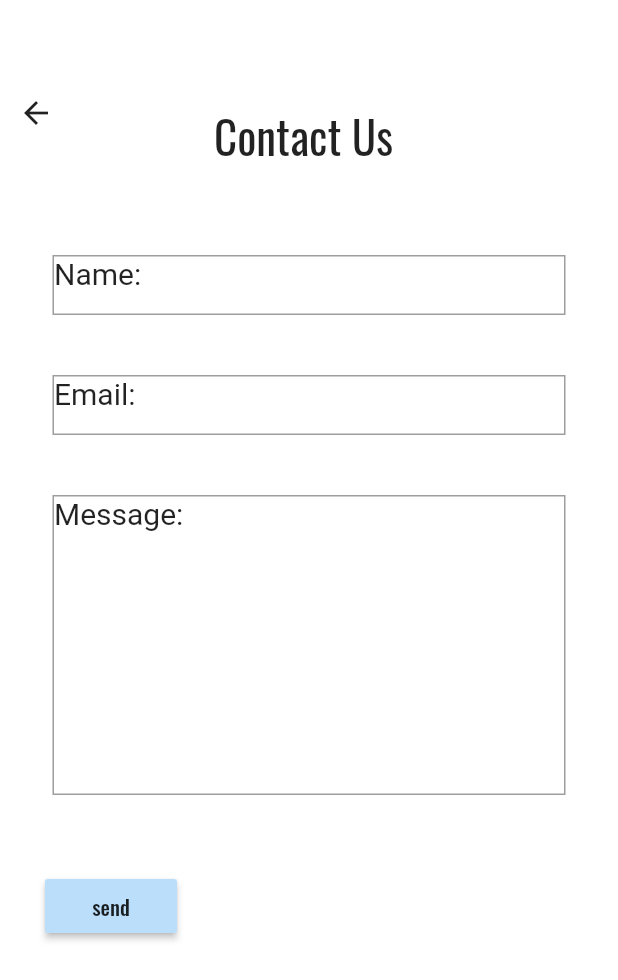
After one commit to dinocoder/kaiserproject, a Flutter app: the ContactUs screen opened by its route, on a phone screen of 412 x 824 dp. The commit adds this screen. Shown: the top 980 px of the screen. Run offline on Flutter 3.47's test engine with Material 2 defaults, Android fonts, the phone set to English and light mode, and no system bars; missing offline and left inert: dart:js.

Commit message:
finished the visuals for 'contact us' page

```diff
--- /dev/null
+++ b/kaiserproject/lib/contact_us.dart
@@ -0,0 +1,96 @@
+
+
+import 'package:flutter/material.dart';
+
+class ContactUs extends StatelessWidget {
+  @override
+  Widget build(BuildContext context) {
+    return Scaffold (
+      backgroundColor: Colors.white,
+//        body: Padding(
+//          padding: EdgeInsets.fromLTRB(30.0, 50.0, 30.0, 20.0),
+      body: Column(
+        crossAxisAlignment: CrossAxisAlignment.start,
+        children: <Widget>[
+          Container(
+            height:150,
+            width: 420,
+            child: Row(
+              mainAxisAlignment: MainAxisAlignment.spaceBetween,
+              children: <Widget>[
+                IconButton(
+                  onPressed: (){
+                    Navigator.pushNamed(context, '/home');
+                  }, icon:Icon(Icons.arrow_back),
+                ),
+                Padding(
+                  padding: const EdgeInsets.fromLTRB(10.0,50,150,20),
+                  child: Container(
+                    child: Text('Contact Us', style: TextStyle(
+                      fontFamily:'Oswald',
+                      fontSize:30.0,
+                    ),
+                    ),
+                  ),
+                ),
+              ],
+            ),
+          ),
+          Container(
+            width: 500,
+            height: 40,
+//            height: MediaQuery.of(context).copyWith().size.height / 7,
+            margin: EdgeInsets.fromLTRB(35, 20, 35, 20),
+            decoration: BoxDecoration(
+              border: Border.all(color: Colors.grey),
+            ),
+            child: Text('Name:',
+              style: TextStyle(fontSize: 20.0,),
+//                textAlign: TextAlign.center,
+            ),
+          ),
+          Container(
+            width: 500,
+            height: 40,
+//            height: MediaQuery.of(context).copyWith().size.height / 7,
+            margin: EdgeInsets.fromLTRB(35, 20, 35, 20),
+            decoration: BoxDecoration(
+              border: Border.all(color: Colors.grey),
+            ),
+            child: Text('Email:',
+              style: TextStyle(fontSize: 20.0,),
+//                textAlign: TextAlign.center,
+            ),
+          ),
+          Container(
+            width: 500,
+            height: 200,
+//            height: MediaQuery.of(context).copyWith().size.height / 7,
+            margin: EdgeInsets.fromLTRB(35, 20, 35, 20),
+            decoration: BoxDecoration(
+              border: Border.all(color: Colors.grey),
+            ),
+            child: Text('Message:',
+              style: TextStyle(fontSize: 20.0,),
+//                textAlign: TextAlign.center,
+            ),
+          ),
+          Padding(
+            padding: const EdgeInsets.fromLTRB(30,30,30,30),
+            child: MaterialButton(
+              color: Colors.blue[100],
+              onPressed: (){},
+              child: Text(
+                'send',
+                style: TextStyle(fontFamily: 'Oswald',
+                ),
+              ),
+            ),
+          ),
+
+        ],
+      ),
+    );
+
+  }
+}
--- a/kaiserproject/lib/main.dart
+++ b/kaiserproject/lib/main.dart
@@ -5,15 +5,17 @@ import 'package:kaiserproject/start.dart';
 import 'package:kaiserproject/sign_in.dart';
 import 'package:kaiserproject/sign_up.dart';
 import 'package:kaiserproject/new_chat.dart';
+import 'package:kaiserproject/contact_us.dart';
 
 
 void main() => runApp(MaterialApp(
-  initialRoute: '/sign in',// this is for testing purposes, inital route should be the start file later on
+  initialRoute: '/sign in',// this is for testing purposes, initial route should be the start file later on
   routes: {
     '/starter':(context) => Start(),
     '/sign in': (context) => SignIn(),
     '/sign up':(context) => SignUp(),
     '/new chat':(context) => NewChat(),
     '/survey':(context)=> Survey(),
+    '/contact us':(context) => ContactUs(),
   },
 ));
```
Also changed, not shown: kaiserproject/pubspec.yaml (+4 -10 lines), kaiserproject/fonts/Oswald-VariableFont_wght.ttf (added).
